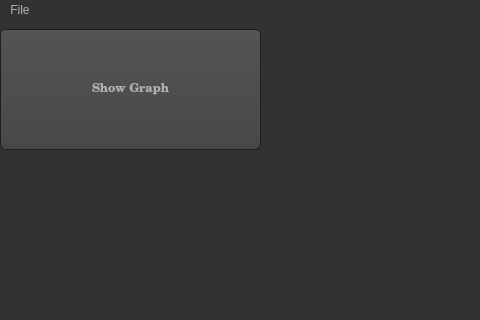
This is qt_designer2.ui in GunesSayin1/SmartSaddleProject_6 as Qt 5 draws it before an edit; both pictures show x 0 to 480 and y 0 to 320 of the 800 by 600 pixel window. The edited form follows.
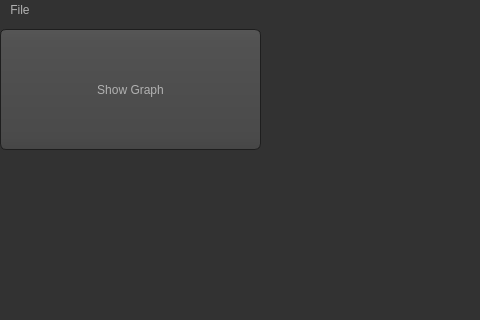
This is the edited form. Icons and pictures are not drawn. Custom widgets are drawn as their Qt base class.

Patch:
```diff
--- a/qt_designer2.ui
+++ b/qt_designer2.ui
@@ -10,6 +10,12 @@
     <height>600</height>
    </rect>
   </property>
+  <property name="font">
+   <font>
+    <family>Montserrat Subrayada</family>
+    <pointsize>25</pointsize>
+   </font>
+  </property>
   <property name="windowTitle">
    <string>MainWindow</string>
   </property>
@@ -546,15 +552,6 @@
       <height>121</height>
      </rect>
     </property>
-    <property name="font">
-     <font>
-      <family>Century</family>
-      <pointsize>-1</pointsize>
-      <weight>75</weight>
-      <italic>false</italic>
-      <bold>true</bold>
-     </font>
-    </property>
     <property name="whatsThis">
      <string>&lt;html&gt;&lt;head/&gt;&lt;body&gt;&lt;p&gt;&lt;br/&gt;&lt;/p&gt;&lt;/body&gt;&lt;/html&gt;</string>
     </property>
@@ -576,8 +573,8 @@
    <widget class="MplWidget" name="MplWidget" native="true">
     <property name="geometry">
      <rect>
-      <x>100</x>
-      <y>140</y>
+      <x>330</x>
+      <y>120</y>
       <width>411</width>
       <height>431</height>
      </rect>
```
Left out of the diff: 9 changed lines with no effect on the pictures.
